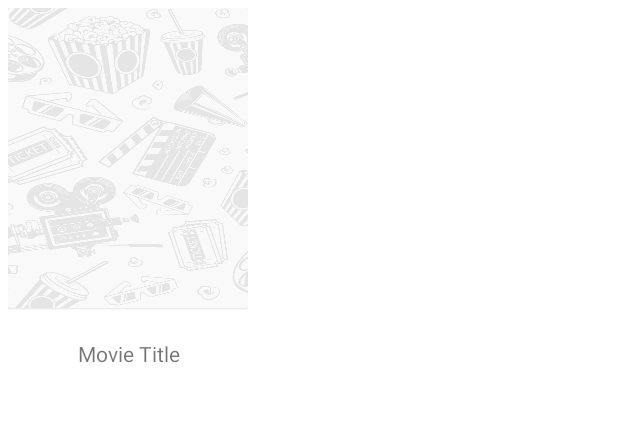
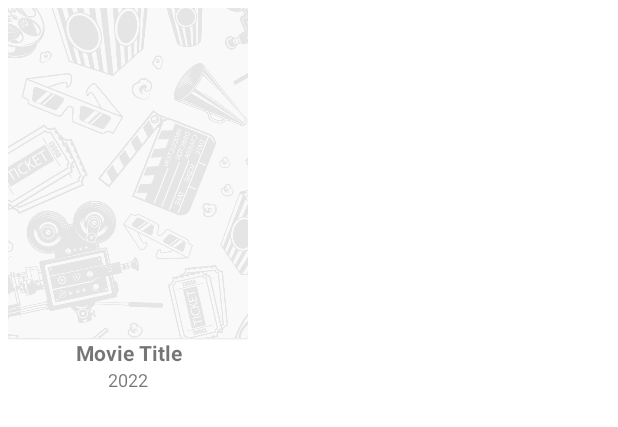
Before and after one commit to nickylivardo/moviephile, an Android app: the layout item_movie_layout.xml on its own in the app's theme, with its tools: preview values and no code run, on a phone screen of 412 x 824 dp. Shown: the top 427 px of the screen. Run offline under Robolectric (Android 15) with nearby library versions, the phone set to English and light mode, and no system bars.

Commit message:
New Project!

```diff
--- a/app/build.gradle
+++ b/app/build.gradle
@@ -91,7 +91,7 @@ dependencies {
     implementation "androidx.lifecycle:lifecycle-livedata-ktx:2.5.1"
 
     // Image Loading library Coil
-    implementation "io.coil-kt:coil:2.1.0"
+    implementation "io.coil-kt:coil:2.2.2"
 
     // Gson
     implementation 'com.google.code.gson:gson:2.9.0'
--- a/app/src/main/java/id/android/official/moviephile/ui/MainActivity.kt
+++ b/app/src/main/java/id/android/official/moviephile/ui/MainActivity.kt
@@ -7,9 +7,11 @@ import androidx.navigation.fragment.NavHostFragment
 import androidx.navigation.ui.AppBarConfiguration
 import androidx.navigation.ui.setupActionBarWithNavController
 import androidx.navigation.ui.setupWithNavController
+import dagger.hilt.android.AndroidEntryPoint
 import id.android.official.moviephile.R
 import id.android.official.moviephile.databinding.ActivityMainBinding
 
+@AndroidEntryPoint
 class MainActivity : AppCompatActivity() {
 
     private lateinit var binding: ActivityMainBinding
--- /dev/null
+++ b/app/src/main/java/id/android/official/moviephile/utils/Credentials.kt
@@ -0,0 +1,4 @@
+package id.android.official.moviephile.utils
+
+class Credentials {
+}
--- a/app/src/main/java/id/android/official/moviephile/MainViewModel.kt
+++ b/app/src/main/java/id/android/official/moviephile/viewmodels/MainViewModel.kt
@@ -1,4 +1,4 @@
-package id.android.official.moviephile
+package id.android.official.moviephile.viewmodels
 
 import android.app.Application
 import android.content.Context
--- a/app/src/main/res/layout/item_movie_layout.xml
+++ b/app/src/main/res/layout/item_movie_layout.xml
@@ -5,20 +5,20 @@
 
     <data>
         <variable
-            name="d"
+            name="movie"
             type="id.android.official.moviephile.models.D" />
     </data>
 
     <androidx.constraintlayout.widget.ConstraintLayout
         android:id="@+id/item_movie_layout"
         android:layout_width="160dp"
-        android:layout_height="260dp"
+        android:layout_height="wrap_content"
         android:layout_margin="5dp">
 
         <com.google.android.material.card.MaterialCardView
             android:id="@+id/materialCardView"
             android:layout_width="match_parent"
-            android:layout_height="200dp"
+            android:layout_height="220dp"
             android:elevation="10dp"
             app:cardCornerRadius="2dp"
             app:layout_constraintBottom_toBottomOf="parent"
@@ -33,8 +33,9 @@
                 android:layout_height="match_parent"
                 android:contentDescription="@string/movie_image"
                 android:minHeight="150dp"
-                android:scaleType="fitXY"
-                android:src="@drawable/background" />
+                android:scaleType="centerCrop"
+                loadImageFromUrl="@{movie.i.imageUrl}"
+                tools:src="@drawable/background" />
         </com.google.android.material.card.MaterialCardView>
 
         <TextView
@@ -44,13 +45,31 @@
             android:ellipsize="end"
             android:gravity="center_horizontal"
             android:maxLines="2"
-            app:layout_constraintBottom_toBottomOf="parent"
+            android:textStyle="bold"
+            android:text="@{movie.l}"
+            app:layout_constraintBottom_toTopOf="@+id/movie_year"
             app:layout_constraintEnd_toEndOf="@+id/materialCardView"
             app:layout_constraintHorizontal_bias="0.5"
             app:layout_constraintStart_toStartOf="@+id/materialCardView"
             app:layout_constraintTop_toBottomOf="@+id/materialCardView"
             tools:text="Movie Title" />
 
+        <TextView
+            android:id="@+id/movie_year"
+            android:layout_width="match_parent"
+            android:layout_height="wrap_content"
+            android:ellipsize="end"
+            android:gravity="center_horizontal"
+            android:maxLines="1"
+            setMovieYear="@{movie.y}"
+            android:textSize="12sp"
+            app:layout_constraintBottom_toBottomOf="parent"
+            app:layout_constraintEnd_toEndOf="@+id/materialCardView"
+            app:layout_constraintHorizontal_bias="0.5"
+            app:layout_constraintStart_toStartOf="@+id/materialCardView"
+            app:layout_constraintTop_toBottomOf="@+id/movie_title"
+            tools:text="2022" />
+
 
     </androidx.constraintlayout.widget.ConstraintLayout>
 </layout>
```
Also changed, not shown: app/src/main/java/id/android/official/moviephile/adapters/MoviesAdapter.kt (+7 -7 lines), app/src/main/java/id/android/official/moviephile/bindingadapters/ItemMovieBinding.kt (added, +31 -0 lines), app/src/main/java/id/android/official/moviephile/ui/fragments/HomeFragment.kt (+66 -4 lines), app/src/main/java/id/android/official/moviephile/viewmodels/MoviesViewModel.kt (added, +15 -0 lines), app/src/main/res/layout/fragment_home.xml (+8 -0 lines), 1 other file.
